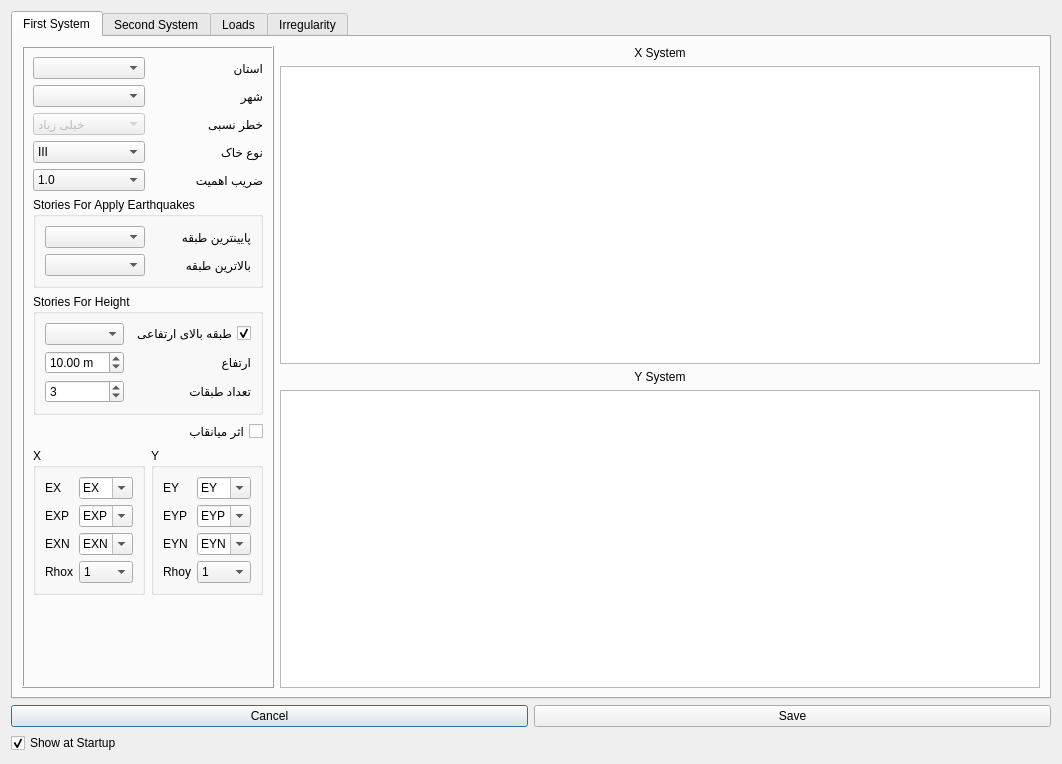
Above: widgets/civiltools_project_settings.ui from ebrahimraeyat/civilTools before the change. Below: the same form after it.
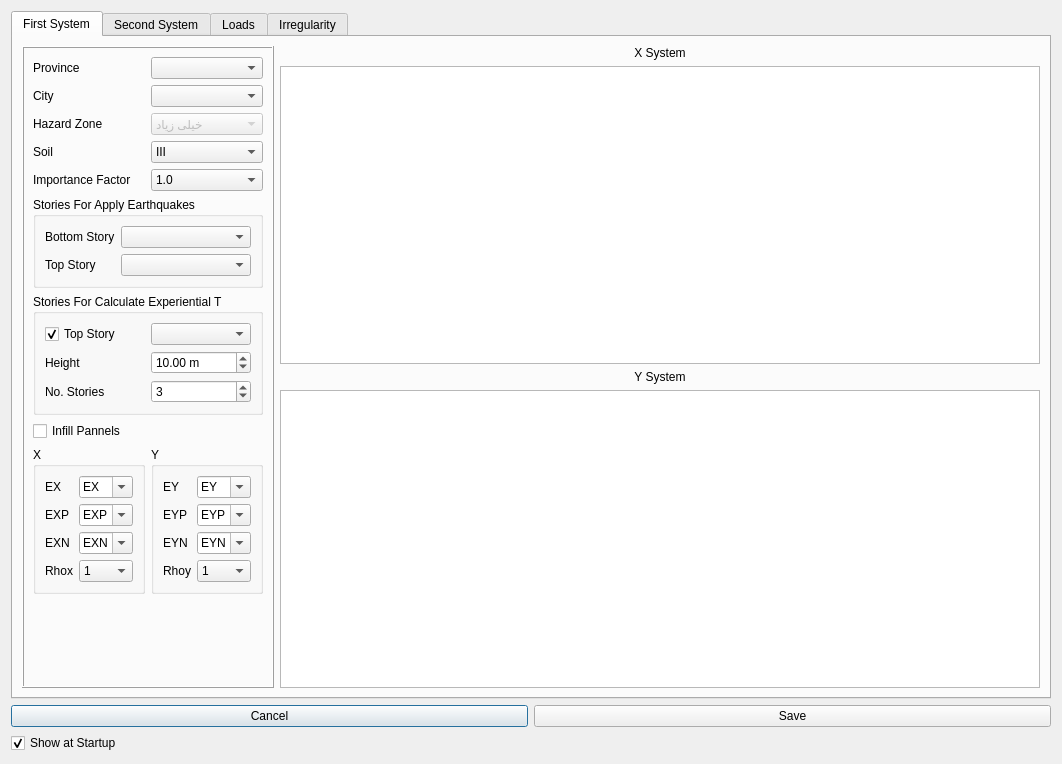
That is the form after the change. Icons and pictures are not drawn. Custom widgets are drawn as their Qt base class.

Commit message: English texts in setting dialog

What changed in the file:
```diff
--- a/widgets/civiltools_project_settings.ui
+++ b/widgets/civiltools_project_settings.ui
@@ -47,168 +47,23 @@
            <layout class="QVBoxLayout" name="verticalLayout_2">
             <item>
              <layout class="QGridLayout" name="gridLayout">
-              <item row="3" column="1">
-               <widget class="QLabel" name="label_5">
-                <property name="layoutDirection">
-                 <enum>Qt::LeftToRight</enum>
-                </property>
-                <property name="text">
-                 <string>نوع خاک</string>
-                </property>
-               </widget>
-              </item>
-              <item row="4" column="0">
-               <widget class="Gui::PrefComboBox" name="importance_factor">
-                <property name="currentIndex">
-                 <number>1</number>
-                </property>
-                <property name="prefEntry" stdset="0">
-                 <cstring>importance_factor</cstring>
-                </property>
-                <property name="prefPath" stdset="0">
-                 <cstring>Mod/civilTools</cstring>
-                </property>
-                <item>
-                 <property name="text">
-                  <string>0.8</string>
-                 </property>
-                </item>
-                <item>
-                 <property name="text">
-                  <string>1.0</string>
-                 </property>
-                </item>
-                <item>
-                 <property name="text">
-                  <string>1.2</string>
-                 </property>
-                </item>
-                <item>
-                 <property name="text">
-                  <string>1.4</string>
-                 </property>
-                </item>
-               </widget>
-              </item>
-              <item row="3" column="0">
-               <widget class="Gui::PrefComboBox" name="soil_type">
-                <property name="currentIndex">
-                 <number>2</number>
-                </property>
-                <property name="prefEntry" stdset="0">
-                 <cstring>soiltype</cstring>
-                </property>
-                <property name="prefPath" stdset="0">
-                 <cstring>Mod/civilTools</cstring>
-                </property>
-                <item>
-                 <property name="text">
-                  <string>I</string>
-                 </property>
-                </item>
-                <item>
-                 <property name="text">
-                  <string>II</string>
-                 </property>
-                </item>
-                <item>
-                 <property name="text">
-                  <string>III</string>
-                 </property>
-                </item>
-                <item>
-                 <property name="text">
-                  <string>IV</string>
-                 </property>
-                </item>
-               </widget>
-              </item>
-              <item row="4" column="1">
-               <widget class="QLabel" name="label_6">
-                <property name="layoutDirection">
-                 <enum>Qt::LeftToRight</enum>
-                </property>
-                <property name="text">
-                 <string>ضریب اهمیت</string>
-                </property>
-               </widget>
-              </item>
-              <item row="0" column="1">
-               <widget class="QLabel" name="label_3">
-                <property name="layoutDirection">
-                 <enum>Qt::LeftToRight</enum>
-                </property>
-                <property name="text">
-                 <string>استان</string>
-                </property>
-               </widget>
-              </item>
-              <item row="0" column="0">
-               <widget class="Gui::PrefComboBox" name="ostan">
-                <property name="prefEntry" stdset="0">
-                 <cstring>ostan</cstring>
-                </property>
-                <property name="prefPath" stdset="0">
-                 <cstring>Mod/civilTools</cstring>
-                </property>
-               </widget>
-              </item>
-              <item row="2" column="1">
-               <widget class="QLabel" name="label_14">
-                <property name="layoutDirection">
-                 <enum>Qt::LeftToRight</enum>
-                </property>
-                <property name="text">
-                 <string>خطر نسبی</string>
-                </property>
-               </widget>
-              </item>
-              <item row="8" column="0" colspan="2">
-               <widget class="Gui::PrefCheckBox" name="infill">
-                <property name="layoutDirection">
-                 <enum>Qt::RightToLeft</enum>
-                </property>
-                <property name="text">
-                 <string>اثر میانقاب</string>
-                </property>
-                <property name="checked">
-                 <bool>false</bool>
-                </property>
-                <property name="prefEntry" stdset="0">
-                 <cstring>is_infill</cstring>
-                </property>
-                <property name="prefPath" stdset="0">
-                 <cstring>Mod/Civil</cstring>
-                </property>
-               </widget>
-              </item>
-              <item row="1" column="0">
-               <widget class="Gui::PrefComboBox" name="city">
-                <property name="prefEntry" stdset="0">
-                 <cstring>city</cstring>
-                </property>
-                <property name="prefPath" stdset="0">
-                 <cstring>Mod/civilTools</cstring>
-                </property>
-               </widget>
-              </item>
-              <item row="1" column="1">
-               <widget class="QLabel" name="label_4">
-                <property name="layoutDirection">
-                 <enum>Qt::LeftToRight</enum>
-                </property>
-                <property name="text">
-                 <string>شهر</string>
-                </property>
-               </widget>
-              </item>
-              <item row="5" column="0" colspan="2">
+              <item row="10" column="0" colspan="2">
                <widget class="QGroupBox" name="groupBox">
                 <property name="title">
                  <string>Stories For Apply Earthquakes</string>
                 </property>
-                <layout class="QGridLayout" name="gridLayout_2">
+                <layout class="QFormLayout" name="formLayout">
                  <item row="0" column="0">
+                  <widget class="QLabel" name="label_12">
+                   <property name="layoutDirection">
+                    <enum>Qt::LeftToRight</enum>
+                   </property>
+                   <property name="text">
+                    <string>Bottom Story</string>
+                   </property>
+                  </widget>
+                 </item>
+                 <item row="0" column="1">
                   <widget class="Gui::PrefComboBox" name="bot_x_combo">
                    <property name="prefEntry" stdset="0">
                     <cstring>ostan</cstring>
@@ -218,17 +73,17 @@
                    </property>
                   </widget>
                  </item>
-                 <item row="1" column="1">
+                 <item row="2" column="0">
                   <widget class="QLabel" name="label_13">
                    <property name="layoutDirection">
                     <enum>Qt::LeftToRight</enum>
                    </property>
                    <property name="text">
-                    <string>بالاترین طبقه</string>
+                    <string>Top Story</string>
                    </property>
                   </widget>
                  </item>
-                 <item row="1" column="0">
+                 <item row="2" column="1">
                   <widget class="Gui::PrefComboBox" name="top_x_combo">
                    <property name="prefEntry" stdset="0">
                     <cstring>ostan</cstring>
@@ -238,49 +93,65 @@
                    </property>
                   </widget>
                  </item>
-                 <item row="0" column="1">
-                  <widget class="QLabel" name="label_12">
-                   <property name="layoutDirection">
-                    <enum>Qt::LeftToRight</enum>
-                   </property>
-                   <property name="text">
-                    <string>پایینترین طبقه</string>
-                   </property>
-                  </widget>
-                 </item>
                 </layout>
                </widget>
               </item>
-              <item row="7" column="0" colspan="2">
+              <item row="13" column="0" colspan="2">
+               <widget class="Gui::PrefCheckBox" name="infill">
+                <property name="layoutDirection">
+                 <enum>Qt::LeftToRight</enum>
+                </property>
+                <property name="text">
+                 <string>Infill Pannels</string>
+                </property>
+                <property name="checked">
+                 <bool>false</bool>
+                </property>
+                <property name="prefEntry" stdset="0">
+                 <cstring>is_infill</cstring>
+                </property>
+                <property name="prefPath" stdset="0">
+                 <cstring>Mod/Civil</cstring>
+                </property>
+               </widget>
+              </item>
+              <item row="12" column="0" colspan="2">
                <widget class="QGroupBox" name="groupBox_2">
                 <property name="title">
-                 <string>Stories For Height</string>
+                 <string>Stories For Calculate Experiential T</string>
                 </property>
                 <layout class="QGridLayout" name="gridLayout_3">
-                 <item row="0" column="0">
-                  <widget class="Gui::PrefComboBox" name="top_story_for_height">
-                   <property name="prefEntry" stdset="0">
-                    <cstring>ostan</cstring>
+                 <item row="3" column="0">
+                  <widget class="QLabel" name="label_8">
+                   <property name="layoutDirection">
+                    <enum>Qt::LeftToRight</enum>
                    </property>
-                   <property name="prefPath" stdset="0">
-                    <cstring>Mod/civilTools</cstring>
+                   <property name="text">
+                    <string>No. Stories</string>
                    </property>
                   </widget>
                  </item>
-                 <item row="0" column="1">
-                  <widget class="QCheckBox" name="top_story_for_height_checkbox">
+                 <item row="3" column="1">
+                  <widget class="QSpinBox" name="no_of_story_x">
+                   <property name="minimum">
+                    <number>1</number>
+                   </property>
+                   <property name="value">
+                    <number>3</number>
+                   </property>
+                  </widget>
+                 </item>
+                 <item row="2" column="0">
+                  <widget class="QLabel" name="label_7">
                    <property name="layoutDirection">
-                    <enum>Qt::RightToLeft</enum>
+                    <enum>Qt::LeftToRight</enum>
                    </property>
                    <property name="text">
-                    <string>طبقه بالای ارتفاعی</string>
+                    <string>Height</string>
                    </property>
-                   <property name="checked">
-                    <bool>true</bool>
-                   </property>
                   </widget>
                  </item>
-                 <item row="1" column="0">
+                 <item row="2" column="1">
                   <widget class="Gui::PrefDoubleSpinBox" name="height_x">
                    <property name="layoutDirection">
                     <enum>Qt::LeftToRight</enum>
@@ -302,40 +173,63 @@
                    </property>
                   </widget>
                  </item>
+                 <item row="1" column="0">
+                  <widget class="QCheckBox" name="top_story_for_height_checkbox">
+                   <property name="layoutDirection">
+                    <enum>Qt::LeftToRight</enum>
+                   </property>
+                   <property name="text">
+                    <string>Top Story</string>
+                   </property>
+                   <property name="checked">
+                    <bool>true</bool>
+                   </property>
+                  </widget>
+                 </item>
                  <item row="1" column="1">
-                  <widget class="QLabel" name="label_7">
-                   <property name="layoutDirection">
-                    <enum>Qt::LeftToRight</enum>
+                  <widget class="Gui::PrefComboBox" name="top_story_for_height">
+                   <property name="prefEntry" stdset="0">
+                    <cstring>ostan</cstring>
                    </property>
-                   <property name="text">
-                    <string>ارتفاع</string>
-                   </property>
-                  </widget>
-                 </item>
-                 <item row="2" column="0">
-                  <widget class="QSpinBox" name="no_of_story_x">
-                   <property name="minimum">
-                    <number>1</number>
-                   </property>
-                   <property name="value">
-                    <number>3</number>
-                   </property>
-                  </widget>
-                 </item>
-                 <item row="2" column="1">
-                  <widget class="QLabel" name="label_8">
-                   <property name="layoutDirection">
-                    <enum>Qt::LeftToRight</enum>
-                   </property>
-                   <property name="text">
-                    <string>تعداد طبقات</string>
+                   <property name="prefPath" stdset="0">
+                    <cstring>Mod/civilTools</cstring>
                    </property>
                   </widget>
                  </item>
                 </layout>
                </widget>
               </item>
-              <item row="2" column="0">
+              <item row="7" column="0">
+               <widget class="QLabel" name="label_5">
+                <property name="layoutDirection">
+                 <enum>Qt::LeftToRight</enum>
+                </property>
+                <property name="text">
+                 <string notr="true">Soil</string>
+                </property>
+               </widget>
+              </item>
+              <item row="1" column="0">
+               <widget class="QLabel" name="label_3">
+                <property name="layoutDirection">
+                 <enum>Qt::LeftToRight</enum>
+                </property>
+                <property name="text">
+                 <string notr="true">Province</string>
+                </property>
+               </widget>
+              </item>
+              <item row="5" column="0">
+               <widget class="QLabel" name="label_14">
+                <property name="layoutDirection">
+                 <enum>Qt::LeftToRight</enum>
+                </property>
+                <property name="text">
+                 <string notr="true">Hazard Zone</string>
+                </property>
+               </widget>
+              </item>
+              <item row="5" column="1">
                <widget class="QComboBox" name="risk_level">
                 <property name="enabled">
                  <bool>false</bool>
@@ -362,6 +256,112 @@
                 </item>
                </widget>
               </item>
+              <item row="1" column="1">
+               <widget class="Gui::PrefComboBox" name="ostan">
+                <property name="prefEntry" stdset="0">
+                 <cstring>ostan</cstring>
+                </property>
+                <property name="prefPath" stdset="0">
+                 <cstring>Mod/civilTools</cstring>
+                </property>
+               </widget>
+              </item>
+              <item row="3" column="0">
+               <widget class="QLabel" name="label_4">
+                <property name="layoutDirection">
+                 <enum>Qt::LeftToRight</enum>
+                </property>
+                <property name="text">
+                 <string notr="true">City</string>
+                </property>
+               </widget>
+              </item>
+              <item row="3" column="1">
+               <widget class="Gui::PrefComboBox" name="city">
+                <property name="prefEntry" stdset="0">
+                 <cstring>city</cstring>
+                </property>
+                <property name="prefPath" stdset="0">
+                 <cstring>Mod/civilTools</cstring>
+                </property>
+               </widget>
+              </item>
+              <item row="7" column="1">
+               <widget class="Gui::PrefComboBox" name="soil_type">
+                <property name="currentIndex">
+                 <number>2</number>
+                </property>
+                <property name="prefEntry" stdset="0">
+                 <cstring>soiltype</cstring>
+                </property>
+                <property name="prefPath" stdset="0">
+                 <cstring>Mod/civilTools</cstring>
+                </property>
+                <item>
+                 <property name="text">
+                  <string>I</string>
+                 </property>
+                </item>
+                <item>
+                 <property name="text">
+                  <string>II</string>
+                 </property>
+                </item>
+                <item>
+                 <property name="text">
+                  <string>III</string>
+                 </property>
+                </item>
+                <item>
+                 <property name="text">
+                  <string>IV</string>
+                 </property>
+                </item>
+               </widget>
+              </item>
+              <item row="9" column="0">
+               <widget class="QLabel" name="label_6">
+                <property name="layoutDirection">
+                 <enum>Qt::LeftToRight</enum>
+                </property>
+                <property name="text">
+                 <string notr="true">Importance Factor</string>
+                </property>
+               </widget>
+              </item>
+              <item row="9" column="1">
+               <widget class="Gui::PrefComboBox" name="importance_factor">
+                <property name="currentIndex">
+                 <number>1</number>
+                </property>
+                <property name="prefEntry" stdset="0">
+                 <cstring>importance_factor</cstring>
+                </property>
+                <property name="prefPath" stdset="0">
+                 <cstring>Mod/civilTools</cstring>
+                </property>
+                <item>
+                 <property name="text">
+                  <string>0.8</string>
+                 </property>
+                </item>
+                <item>
+                 <property name="text">
+                  <string>1.0</string>
+                 </property>
+                </item>
+                <item>
+                 <property name="text">
+                  <string>1.2</string>
+                 </property>
+                </item>
+                <item>
+                 <property name="text">
+                  <string>1.4</string>
+                 </property>
+                </item>
+               </widget>
+              </item>
              </layout>
             </item>
             <item>
```
Left out of the diff: 142 changed lines with no effect on the pictures. The commit also changes 1 other file.
